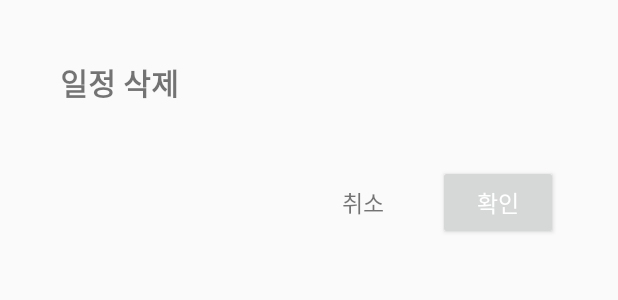
After one commit to yhkwon0817/knu_widget1, an Android app: the layout dialog_delete_schedule.xml on its own in the app's theme, with its tools: preview values and no code run, on a phone screen of 412 x 824 dp. The commit adds this screen. Shown: the top 300 px of the screen. Run offline under Robolectric (Android 15) with nearby library versions, the phone set to English and light mode, and no system bars.

Commit message:
시간표 삭제 기능 추가

```diff
--- /dev/null
+++ b/app/src/main/res/layout/dialog_delete_schedule.xml
@@ -0,0 +1,62 @@
+<LinearLayout
+    xmlns:android="http://schemas.android.com/apk/res/android"
+    xmlns:app="http://schemas.android.com/apk/res-auto"
+    xmlns:tools="http://schemas.android.com/tools"
+    android:layout_width="match_parent"
+    android:layout_height="wrap_content"
+    android:orientation="vertical"
+    android:layout_margin="20dp"
+    tools:context=".MainActivity">
+
+
+    <LinearLayout
+
+        android:orientation="vertical"
+        android:layout_width="match_parent"
+        android:layout_height="wrap_content">
+        <LinearLayout
+            android:layout_width="match_parent"
+            android:layout_height="match_parent"
+            android:orientation="horizontal">
+
+            <TextView
+                android:layout_margin="20dp"
+                android:textSize="20sp"
+                android:layout_width="wrap_content"
+                android:layout_height="wrap_content"
+                android:textStyle="bold"
+                android:text="일정 삭제"/>
+
+            <View
+                android:layout_width="0dp"
+                android:layout_height="0dp"
+                android:layout_weight="1"/>
+
+        </LinearLayout>
+
+        <LinearLayout
+            android:layout_margin="20dp"
+            android:layout_gravity="right"
+            android:layout_width="wrap_content"
+            android:layout_height="wrap_content"
+            android:orientation="horizontal">
+
+            <TextView
+                android:textSize="15sp"
+                android:layout_marginRight="10dp"
+                android:gravity="center"
+                android:id="@+id/dialog_cancelbtn"
+                android:layout_width="80dp"
+                android:layout_height="50dp"
+                android:text="취소"/>
+
+            <Button
+                android:textColor="@color/white"
+                android:textSize="15sp"
+                android:id="@+id/complete_btn"
+                android:layout_width="80dp"
+                android:layout_height="50dp"
+                android:text="확인"/>
+        </LinearLayout>
+    </LinearLayout>
+</LinearLayout>
```
Also changed, not shown: app/src/main/java/com/example/knu_widget/Adapter/ScheduleAdapter.java (+26 -6 lines), app/src/main/java/com/example/knu_widget/Classes/Schedule.java (+22 -10 lines), app/src/main/java/com/example/knu_widget/Classes/ScheduleItemList.java (+13 -2 lines), app/src/main/java/com/example/knu_widget/GetData.java (+144 -89 lines), app/src/main/res/layout/activity_get_data.xml (+19 -15 lines), app/src/main/res/layout/adapter_schedule.xml (+0 -7 lines), app/src/main/res/drawable/ic_trash.png (deleted).
